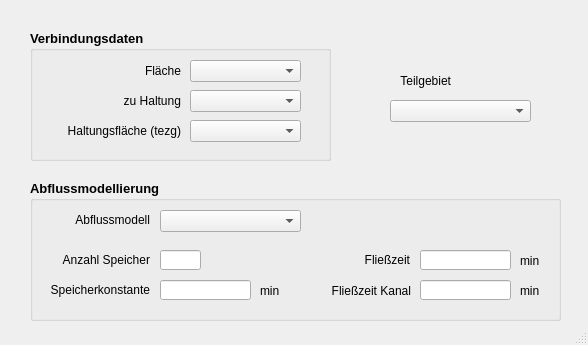
Before: the Qt Designer form qkan/forms/qkan_anbindungflaechen.ui in hoettges/QKan, drawn with Qt 5.
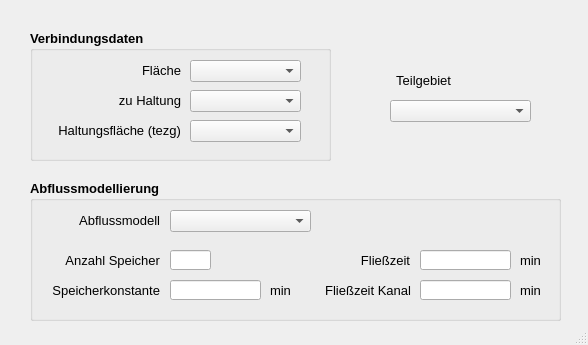
After: the same form once the commit is applied.

Diff of the .ui file:
```diff
--- a/qkan/forms/qkan_anbindungflaechen.ui
+++ b/qkan/forms/qkan_anbindungflaechen.ui
@@ -13,6 +13,7 @@
   <property name="font">
    <font>
     <family>Tahoma</family>
+    <pointsize>10</pointsize>
    </font>
   </property>
   <property name="windowTitle">
@@ -44,7 +45,6 @@
     <property name="font">
      <font>
       <family>Tahoma</family>
-      <pointsize>9</pointsize>
      </font>
     </property>
     <property name="text">
@@ -96,7 +96,6 @@
      <property name="font">
       <font>
        <family>Tahoma</family>
-       <pointsize>9</pointsize>
        <weight>50</weight>
        <bold>false</bold>
       </font>
@@ -120,7 +119,6 @@
      <property name="font">
       <font>
        <family>Tahoma</family>
-       <pointsize>9</pointsize>
        <weight>50</weight>
        <bold>false</bold>
       </font>
@@ -154,7 +152,6 @@
      <property name="font">
       <font>
        <family>Tahoma</family>
-       <pointsize>9</pointsize>
        <weight>50</weight>
        <bold>false</bold>
       </font>
@@ -210,16 +207,15 @@
     <widget class="QLabel" name="label_6">
      <property name="geometry">
       <rect>
-       <x>20</x>
+       <x>9</x>
        <y>100</y>
-       <width>100</width>
+       <width>121</width>
        <height>20</height>
       </rect>
      </property>
      <property name="font">
       <font>
        <family>Tahoma</family>
-       <pointsize>9</pointsize>
        <weight>50</weight>
        <bold>false</bold>
       </font>
@@ -236,14 +232,13 @@
       <rect>
        <x>30</x>
        <y>30</y>
-       <width>90</width>
+       <width>100</width>
        <height>20</height>
       </rect>
      </property>
      <property name="font">
       <font>
        <family>Tahoma</family>
-       <pointsize>9</pointsize>
        <weight>50</weight>
        <bold>false</bold>
       </font>
@@ -260,14 +255,13 @@
       <rect>
        <x>20</x>
        <y>70</y>
-       <width>100</width>
+       <width>110</width>
        <height>20</height>
       </rect>
      </property>
      <property name="font">
       <font>
        <family>Tahoma</family>
-       <pointsize>9</pointsize>
        <weight>50</weight>
        <bold>false</bold>
       </font>
@@ -291,7 +285,6 @@
      <property name="font">
       <font>
        <family>Tahoma</family>
-       <pointsize>9</pointsize>
        <weight>50</weight>
        <bold>false</bold>
       </font>
@@ -306,7 +299,7 @@
     <widget class="QComboBox" name="abflusstyp">
      <property name="geometry">
       <rect>
-       <x>130</x>
+       <x>140</x>
        <y>30</y>
        <width>141</width>
        <height>22</height>
@@ -316,7 +309,7 @@
     <widget class="QLabel" name="label_7">
      <property name="geometry">
       <rect>
-       <x>230</x>
+       <x>240</x>
        <y>100</y>
        <width>31</width>
        <height>21</height>
@@ -325,7 +318,6 @@
      <property name="font">
       <font>
        <family>Tahoma</family>
-       <pointsize>9</pointsize>
        <weight>50</weight>
        <bold>false</bold>
       </font>
@@ -346,7 +338,6 @@
      <property name="font">
       <font>
        <family>Tahoma</family>
-       <pointsize>9</pointsize>
        <weight>50</weight>
        <bold>false</bold>
       </font>
@@ -370,7 +361,6 @@
      <property name="font">
       <font>
        <family>Tahoma</family>
-       <pointsize>9</pointsize>
        <weight>50</weight>
        <bold>false</bold>
       </font>
@@ -382,7 +372,7 @@
     <widget class="QLineEdit" name="speicherkonst">
      <property name="geometry">
       <rect>
-       <x>130</x>
+       <x>140</x>
        <y>100</y>
        <width>91</width>
        <height>20</height>
@@ -401,7 +391,6 @@
      <property name="font">
       <font>
        <family>Tahoma</family>
-       <pointsize>9</pointsize>
        <weight>50</weight>
        <bold>false</bold>
       </font>
@@ -413,7 +402,7 @@
     <widget class="QLineEdit" name="speicherzahl">
      <property name="geometry">
       <rect>
-       <x>130</x>
+       <x>140</x>
        <y>70</y>
        <width>41</width>
        <height>20</height>
```
